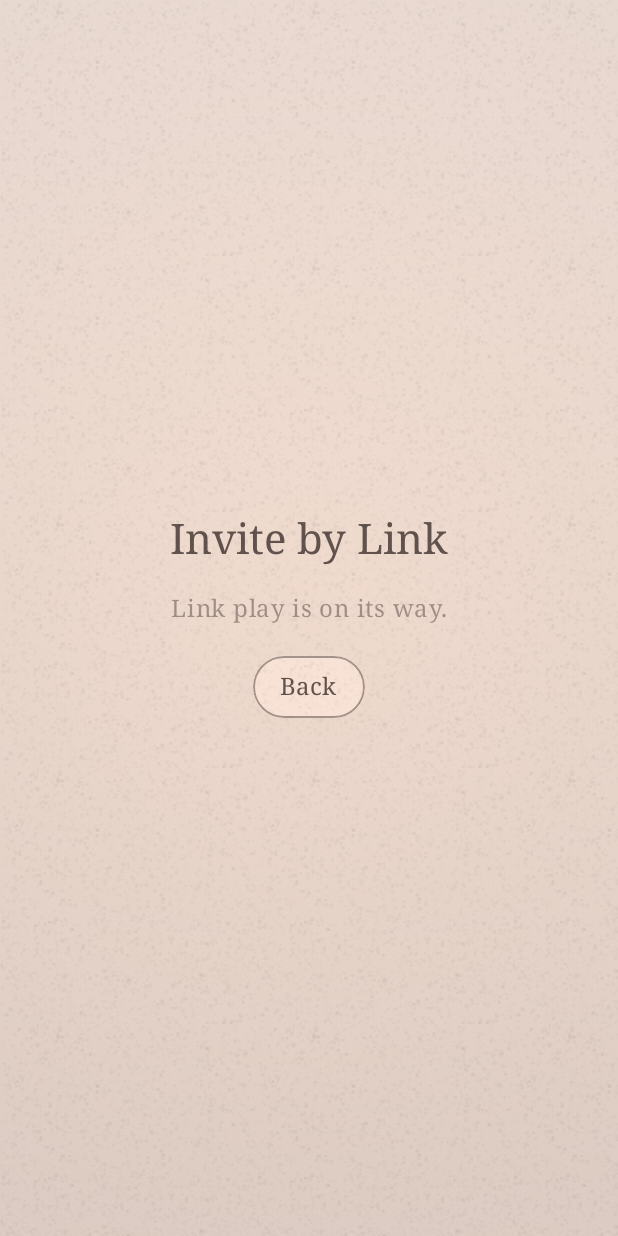
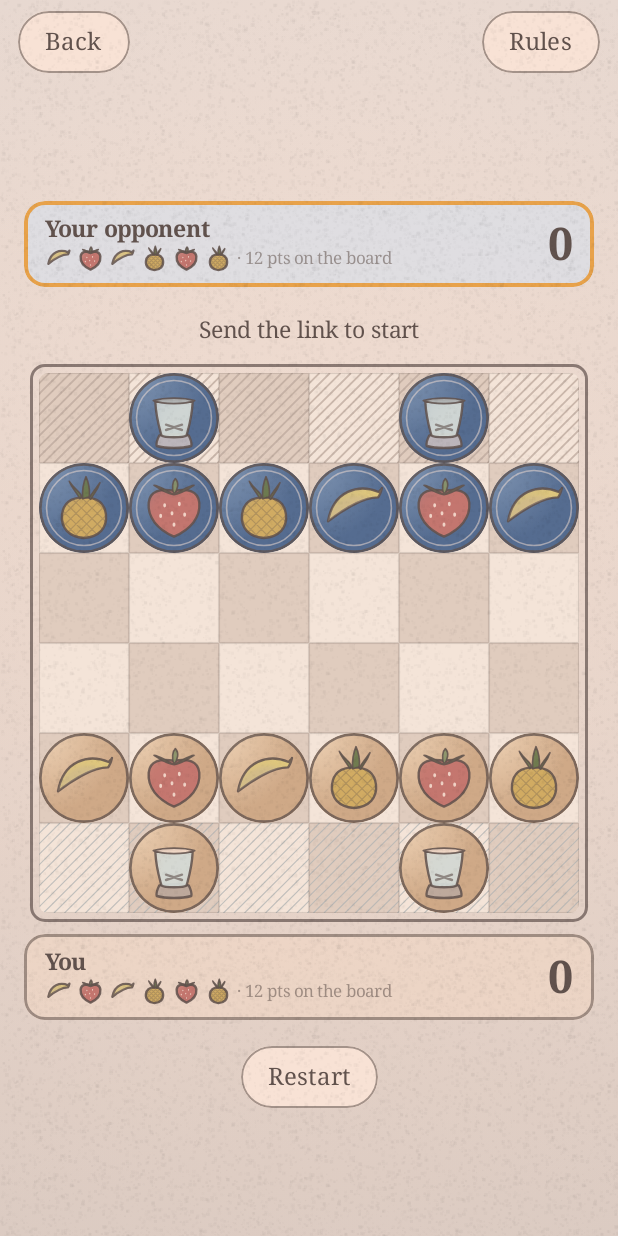
Before and after one commit to cmgregorynet/bananachess, an Android app built with Jetpack Compose: the HomeScreen screen opened through its navigation route, after a tap on "Invite by Link", on a phone screen of 412 x 824 dp. Run offline under Robolectric (Android 15) with nearby library versions, the phone set to English and light mode, and no system bars; pictures from the network do not load.

Commit message:
feat(S22): open bananachess:// links from anywhere in the app
Deep-link intent filter on a singleTop MainActivity; each intent is read
once (only on a first creation, never from Recents). Links are opened by
an activity-scoped HomeViewModel, so a bad link shows the app-level
"Can't open that match" alert over any screen and a good one pops and
re-navigates to its match. Invite by Link now opens the match; the
placeholder route is gone.

Co-Authored-By: Claude Opus 5.5 <noreply@anthropic.com>

```diff
--- a/Android/app/src/main/kotlin/com/charlesbarton/bananachess/BananaChessApp.kt
+++ b/Android/app/src/main/kotlin/com/charlesbarton/bananachess/BananaChessApp.kt
@@ -2,26 +2,12 @@ package com.charlesbarton.bananachess
 
 import android.net.Uri
 import android.os.Bundle
-import androidx.compose.foundation.layout.Arrangement
-import androidx.compose.foundation.layout.Column
-import androidx.compose.foundation.layout.WindowInsets
 import androidx.compose.foundation.layout.fillMaxSize
-import androidx.compose.foundation.layout.padding
-import androidx.compose.foundation.layout.safeDrawing
-import androidx.compose.foundation.layout.windowInsetsPadding
-import androidx.compose.material3.MaterialTheme
-import androidx.compose.material3.Text
 import androidx.compose.runtime.Composable
 import androidx.compose.runtime.LaunchedEffect
 import androidx.compose.runtime.getValue
-import androidx.compose.ui.Alignment
 import androidx.compose.ui.Modifier
 import androidx.compose.ui.platform.LocalContext
-import androidx.compose.ui.platform.testTag
-import androidx.compose.ui.semantics.heading
-import androidx.compose.ui.semantics.semantics
-import androidx.compose.ui.text.style.TextAlign
-import androidx.compose.ui.unit.dp
 import androidx.lifecycle.SavedStateHandle
 import androidx.lifecycle.ViewModel
 import androidx.lifecycle.compose.collectAsStateWithLifecycle
@@ -36,9 +22,7 @@ import androidx.navigation.compose.NavHost
 import androidx.navigation.compose.composable
 import androidx.navigation.compose.rememberNavController
 import androidx.navigation.toRoute
-import com.charlesbarton.bananachess.art.Palette
 import com.charlesbarton.bananachess.art.PaperBackground
-import com.charlesbarton.bananachess.art.PaperButton
 import com.charlesbarton.bananachess.art.isReducedMotion
 import com.charlesbarton.bananachess.home.HomeScreen
 import com.charlesbarton.bananachess.home.HomeViewModel
@@ -48,12 +32,15 @@ import com.charlesbarton.bananachess.match.MatchSnapshotStore
 import com.charlesbarton.bananachess.match.MatchSource
 import com.charlesbarton.bananachess.match.MatchStart
 import com.charlesbarton.bananachess.match.MatchViewModel
+import com.charlesbarton.bananachess.match.PaperAlertDialog
 import com.charlesbarton.bananachess.rules.RulesScreen
 import kotlinx.coroutines.CoroutineScope
 import kotlinx.coroutines.SupervisorJob
+import kotlinx.coroutines.flow.Flow
 import kotlinx.coroutines.flow.MutableStateFlow
 import kotlinx.coroutines.flow.StateFlow
 import kotlinx.coroutines.flow.asStateFlow
+import kotlinx.coroutines.flow.emptyFlow
 import kotlinx.coroutines.launch
 import kotlinx.serialization.Serializable
 import kotlinx.serialization.json.Json
@@ -77,10 +64,6 @@ sealed interface Route {
 
     @Serializable
     data object Rules : Route
-
-    /** Where "Invite by Link" lands until link play is wired in. */
-    @Serializable
-    data object Invite : Route
 }
 
 /** A [MatchSource] as a navigation argument: JSON in the saved back stack, URL-encoded in the route. */
@@ -185,6 +168,9 @@ internal class MatchOpening(
 }
 
 /**
+ * @param incomingLinks match links handed to the app, each once, as they arrive. Opened from
+ *   wherever the app is: a link that cannot be opened is explained over the current screen and
+ *   leaves it alone; one that can replaces whatever is showing with its match.
  * @param createMatch makes the view model for a match that is starting. Called once per visit
  *   to the Match route; `reduceMotion` reads the system setting each time it is asked.
  */
@@ -193,12 +179,13 @@ fun BananaChessApp(
     container: AppContainer,
     modifier: Modifier = Modifier,
     navController: NavHostController = rememberNavController(),
+    incomingLinks: Flow<String> = emptyFlow(),
     createMatch: (start: MatchStart, reduceMotion: () -> Boolean) -> MatchViewModel = { start, reduceMotion ->
         newMatchViewModel(container, start, reduceMotion)
     },
 ) {
-    NavHost(navController = navController, startDestination = Route.Home, modifier = modifier) {
-        composable<Route.Home> {
+    // Above the navigation rather than on Home's entry, because a link can arrive on any screen.
+    // Home is the bottom of the back stack and never leaves it, so this lives exactly as long.
     val homeViewModel: HomeViewModel =
         viewModel(
             factory =
@@ -206,20 +193,24 @@ fun BananaChessApp(
                     initializer { HomeViewModel(container.settings, snapshots = container.snapshots) }
                 },
         )
-            // A link that was opened and accepted goes straight to its match.
-            val linkToOpen =
-                homeViewModel.state
-                    .collectAsStateWithLifecycle()
-                    .value.linkToOpen
+    val homeState by homeViewModel.state.collectAsStateWithLifecycle()
+
+    LaunchedEffect(incomingLinks) { incomingLinks.collect(homeViewModel::open) }
+
+    // An accepted link replaces whatever is showing. The match view model belongs to its
+    // back-stack entry, so the old match is popped and the new one is a new entry.
+    val linkToOpen = homeState.linkToOpen
     LaunchedEffect(linkToOpen) {
         if (linkToOpen == null) return@LaunchedEffect
         homeViewModel.linkOpened()
-                navController.navigate(Route.Match(linkToOpen)) { launchSingleTop = true }
+        navController.navigate(Route.Match(linkToOpen)) { popUpTo<Route.Home>() }
     }
+
+    NavHost(navController = navController, startDestination = Route.Home, modifier = modifier) {
+        composable<Route.Home> {
             HomeScreen(
                 viewModel = homeViewModel,
                 onStartMatch = { source -> navController.navigate(Route.Match(source)) { launchSingleTop = true } },
-                onInvite = { navController.navigate(Route.Invite) { launchSingleTop = true } },
                 onShowRules = { navController.navigate(Route.Rules) { launchSingleTop = true } },
             )
         }
@@ -273,48 +264,16 @@ fun BananaChessApp(
             // Pops Rules by name, so a second press of "Done" during the way out cannot pop Home too.
             RulesScreen(onDone = { navController.popBackStack(Route.Rules, inclusive = true) })
         }
-        composable<Route.Invite> {
-            PlaceholderScreen(
-                title = "Invite by Link",
-                detail = "Link play is on its way.",
-                tag = PlaceholderTags.INVITE,
-                onBack = navController::popBackStack,
+    }
+
+    // A window of its own, so it sits over whichever screen is showing and changes nothing on it.
+    homeState.linkError?.let { error ->
+        PaperAlertDialog(
+            title = "Can't open that match",
+            message = error.message,
+            confirmLabel = "OK",
+            onConfirm = homeViewModel::dismissLinkError,
+            onDismiss = homeViewModel::dismissLinkError,
         )
     }
 }
-}
-
-/** Test tags of the stand-in screens. Each goes away with the screen it stands in for. */
-object PlaceholderTags {
-    const val INVITE = "invitePlaceholder"
-}
-
-@Composable
-private fun PlaceholderScreen(
-    title: String,
-    detail: String,
-    tag: String,
-    onBack: () -> Unit,
-) {
-    PaperBackground(modifier = Modifier.testTag(tag), contentAlignment = Alignment.Center) {
-        Column(
-            modifier = Modifier.fillMaxSize().windowInsetsPadding(WindowInsets.safeDrawing).padding(28.dp),
-            verticalArrangement = Arrangement.spacedBy(16.dp, Alignment.CenterVertically),
-            horizontalAlignment = Alignment.CenterHorizontally,
-        ) {
-            Text(
-                text = title,
-                style = MaterialTheme.typography.headlineMedium,
-                textAlign = TextAlign.Center,
-                modifier = Modifier.semantics { heading() },
-            )
-            Text(
-                text = detail,
-                style = MaterialTheme.typography.bodyLarge,
-                color = Palette.inkSoft,
-                textAlign = TextAlign.Center,
-            )
-            PaperButton(text = "Back", onClick = { onBack() })
-        }
-    }
-}
--- a/Android/app/src/main/kotlin/com/charlesbarton/bananachess/MainActivity.kt
+++ b/Android/app/src/main/kotlin/com/charlesbarton/bananachess/MainActivity.kt
@@ -1,5 +1,6 @@
 package com.charlesbarton.bananachess
 
+import android.content.Intent
 import android.graphics.Color
 import android.os.Bundle
 import androidx.activity.ComponentActivity
@@ -7,18 +8,47 @@ import androidx.activity.SystemBarStyle
 import androidx.activity.compose.setContent
 import androidx.activity.enableEdgeToEdge
 import com.charlesbarton.bananachess.art.PaperTheme
+import kotlinx.coroutines.channels.Channel
+import kotlinx.coroutines.flow.receiveAsFlow
 
+/**
+ * The one activity. `singleTop`, so a match link tapped while the app is open arrives in
+ * [onNewIntent] rather than stacking a second copy of the app.
+ */
 class MainActivity : ComponentActivity() {
+    // Buffered, so the link that launched the app waits here until the screen is there to open it.
+    private val incomingLinks = Channel<String>(Channel.UNLIMITED)
+
     override fun onCreate(savedInstanceState: Bundle?) {
         // The paper runs under the system bars. It is always light, so the bar icons are always dark.
         val bars = SystemBarStyle.light(Color.TRANSPARENT, Color.TRANSPARENT)
         enableEdgeToEdge(statusBarStyle = bars, navigationBarStyle = bars)
         super.onCreate(savedInstanceState)
+        // Saved state means this activity has been here before, after a rotation or a process
+        // restart, and the intent it carries was opened then. Opening it again would reopen an
+        // old link, so only a first creation reads it.
+        if (savedInstanceState == null) receive(intent)
         val container = (application as BananaChessApplication).container
+        val links = incomingLinks.receiveAsFlow()
         setContent {
             PaperTheme {
-                BananaChessApp(container = container)
+                BananaChessApp(container = container, incomingLinks = links)
             }
         }
     }
+
+    override fun onNewIntent(intent: Intent) {
+        super.onNewIntent(intent)
+        setIntent(intent)
+        receive(intent)
+    }
+
+    private fun receive(intent: Intent?) {
+        intent ?: return
+        // Reopened from Recents, the activity is handed the intent it was first started with.
+        if (intent.flags and Intent.FLAG_ACTIVITY_LAUNCHED_FROM_HISTORY != 0) return
+        if (intent.action != Intent.ACTION_VIEW) return
+        val link = intent.dataString ?: return
+        incomingLinks.trySend(link)
+    }
 }
--- a/Android/app/src/main/kotlin/com/charlesbarton/bananachess/home/HomeScreen.kt
+++ b/Android/app/src/main/kotlin/com/charlesbarton/bananachess/home/HomeScreen.kt
@@ -45,7 +45,6 @@ import com.charlesbarton.bananachess.settings.InMemorySettingsStore
 fun HomeScreen(
     viewModel: HomeViewModel,
     onStartMatch: (MatchSource) -> Unit,
-    onInvite: () -> Unit,
     onShowRules: () -> Unit,
     modifier: Modifier = Modifier,
 ) {
@@ -73,7 +72,7 @@ fun HomeScreen(
                 onPlayLocal = { onStartMatch(viewModel.startLocal()) },
                 onResume = { onStartMatch(MatchSource.Saved) },
                 onPlayComputer = { isShowingCpuOptions = true },
-                onInvite = onInvite,
+                onInvite = { onStartMatch(viewModel.invite()) },
             )
             BoardOptionsPanel(
                 setup = state.boardSetup,
@@ -215,7 +214,6 @@ private fun HomeScreenPreview() {
         HomeScreen(
             viewModel = viewModel,
             onStartMatch = {},
-            onInvite = {},
             onShowRules = {},
         )
     }
```
Also changed, not shown: Android/app/src/main/AndroidManifest.xml (+10 -0 lines), 2 other files. Lines whose indentation alone changed are shown as unchanged.
